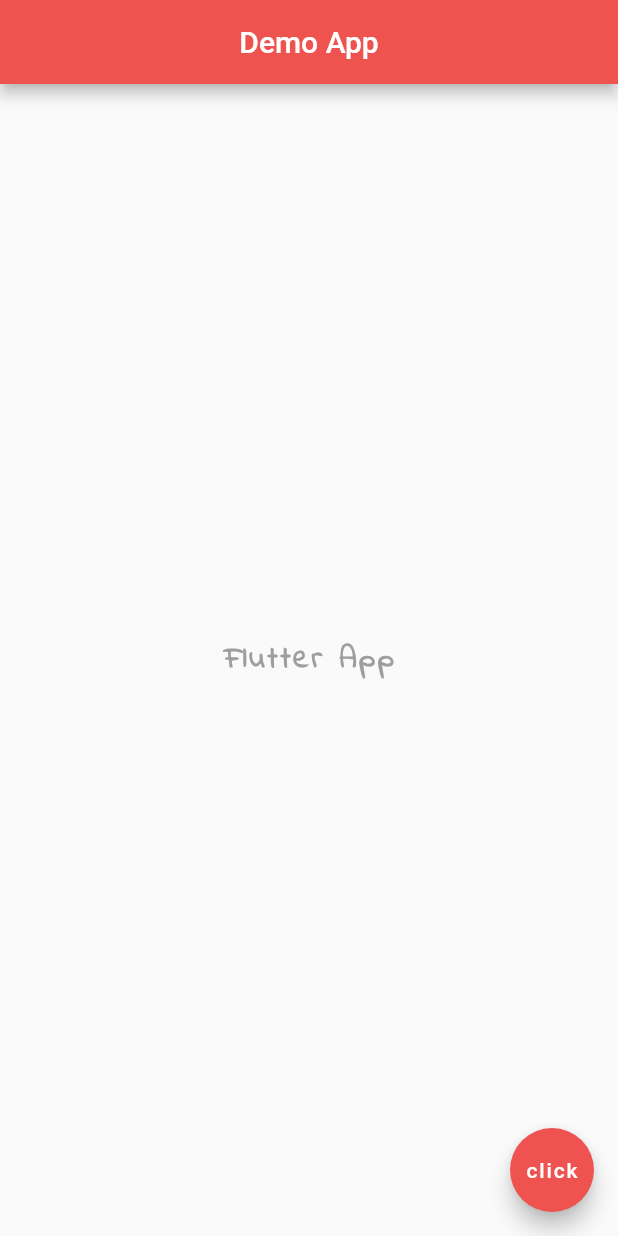
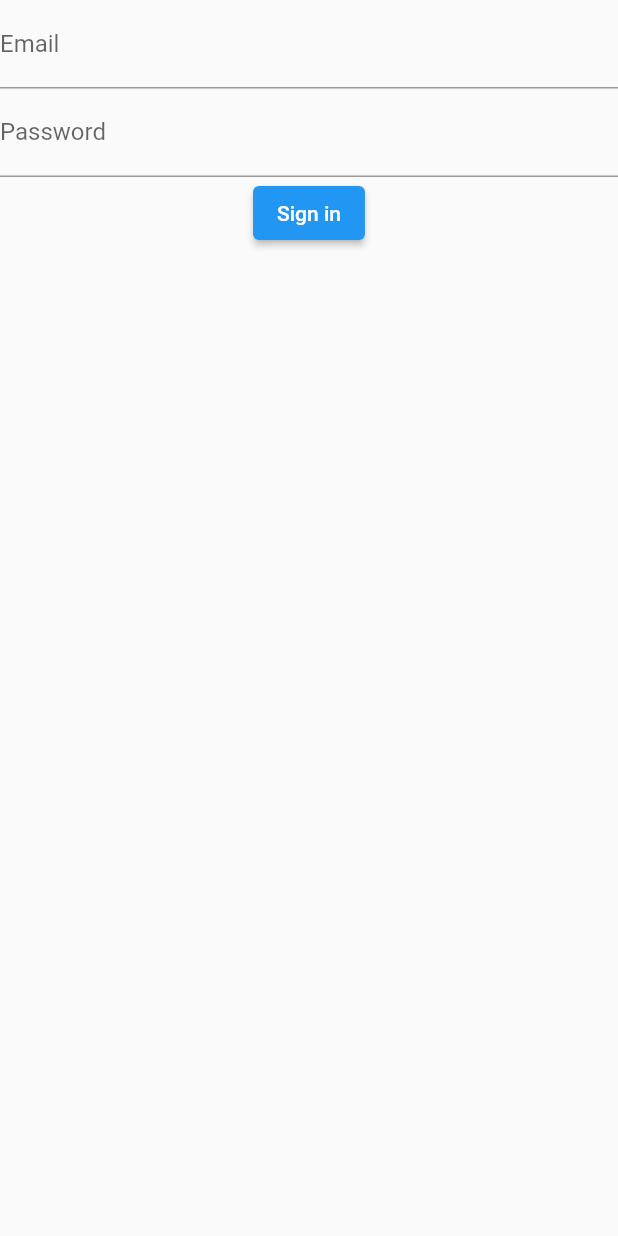
Before and after one commit to PetePrattis/Flutter-Demo-App, a Flutter app: the screen it shows after launch, on a phone screen of 412 x 824 dp. Run offline on Flutter 3.47's test engine with Material 2 defaults, Android fonts, the phone set to English and light mode, and no system bars; our stand-ins replace firebase_auth, firebase_core; accounts and stored records are empty.

Commit message:
implement firebase email / password authentication signin & signout

```diff
--- /dev/null
+++ b/lib/authentication_service.dart
@@ -0,0 +1,32 @@
+import 'package:firebase_auth/firebase_auth.dart';
+
+class AuthenticationService {
+  late final FirebaseAuth _firebaseAuth;
+
+  AuthenticationService(this._firebaseAuth);//constructor
+
+  Stream<User?> get authStateChange => _firebaseAuth.idTokenChanges();
+
+  Future<void> signOut() async {
+    await _firebaseAuth.signOut();
+  }
+
+  Future<String?> signIn({required String email, required String password}) async {
+    try {
+      await _firebaseAuth.signInWithEmailAndPassword(email: email, password: password);
+      return "Signed in";
+    } on FirebaseAuthException catch (e) {
+      return e.message;
+    }
+  }
+
+  Future<String?> signUp({required String email, required String password}) async {
+    try {
+      await _firebaseAuth.createUserWithEmailAndPassword(email: email, password: password);
+      return "Signed up";
+    } on FirebaseAuthException catch (e) {
+      return e.message;
+    }
+  }
+
+}
--- a/lib/main.dart
+++ b/lib/main.dart
@@ -1,37 +1,54 @@
+import 'package:firebase_auth/firebase_auth.dart';
+import 'package:flutter_app/authentication_service.dart';
+import 'package:flutter_app/home_page.dart';
+import 'package:flutter_app/sign_in_page.dart';
+import 'package:firebase_core/firebase_core.dart';
 import 'package:flutter/material.dart';
+import 'package:provider/provider.dart';
 
-void main() => runApp(const MaterialApp(
-  home: Home()
-));
 
-class Home extends StatelessWidget {
-  const Home({Key? key}) : super(key: key);
+Future<void> main() async {
+  WidgetsFlutterBinding.ensureInitialized();
+  await Firebase.initializeApp();
+  runApp(const MyApp());
+}
+
+class MyApp extends StatelessWidget {
+  const MyApp({Key? key}) : super(key: key);
 
   @override
   Widget build(BuildContext context) {
-    return Scaffold(
-      appBar: AppBar(
-        title: const Text('Demo App'),
-        centerTitle: true,
-        backgroundColor: Colors.red[400],
-      ),
-      body: const Center(
-        child: Text(
-          "Flutter App",
-          style: TextStyle(
-              fontSize: 20.0,
-              fontWeight: FontWeight.bold,
-              letterSpacing: 2.0,
-              color: Colors.grey,
-              fontFamily: 'IndieFlowerFamily'
-          ),
+    return MultiProvider(
+      providers: [
+        Provider<AuthenticationService>(
+          create: (_) => AuthenticationService(FirebaseAuth.instance),
         ),
-      ),
-      floatingActionButton: FloatingActionButton(
-        onPressed: () {  },
-        child: const Text('click'),
-        backgroundColor: Colors.red[400],
+        StreamProvider(
+          create: (context) => context.read<AuthenticationService>().authStateChange, initialData: null,
+        )
+      ],
+      child: MaterialApp(
+        title: 'Flutter Demo',
+        theme: ThemeData(
+          primarySwatch: Colors.blue,
+          visualDensity: VisualDensity.adaptivePlatformDensity,
+        ),
+        home: const AuthenticationWrapper(),
       ),
     );
   }
 }
+
+class AuthenticationWrapper extends StatelessWidget {
+  const AuthenticationWrapper({Key? key}) : super(key: key);
+
+  @override
+  Widget build(BuildContext context) {
+    final firebaseUser = context.watch<User?>();
+
+    if (firebaseUser != null) {
+      return const HomePage();
+    }
+    return SignInPage();
+  }
+}
--- /dev/null
+++ b/lib/sign_in_page.dart
@@ -0,0 +1,41 @@
+import 'package:flutter_app/authentication_service.dart';
+import 'package:flutter/material.dart';
+import 'package:provider/provider.dart';
+
+class SignInPage extends StatelessWidget {
+  final TextEditingController emailController = TextEditingController();
+  final TextEditingController passwordController = TextEditingController();
+
+  SignInPage({Key? key}) : super(key: key);
+
+  @override
+  Widget build(BuildContext context) {
+    return Scaffold(
+      body: Column(
+        children: [
+          TextField(
+            controller: emailController,
+            decoration: const InputDecoration(
+              labelText: "Email",
+            ),
+          ),
+          TextField(
+            controller: passwordController,
+            decoration: const InputDecoration(
+              labelText: "Password",
+            ),
+          ),
+          ElevatedButton(
+            onPressed: () {
+              context.read<AuthenticationService>().signIn(
+                email: emailController.text.trim(),
+                password: passwordController.text.trim(),
+              );
+            },
+            child: const Text("Sign in"),
+          )
+        ],
+      ),
+    );
+  }
+}
```
Also changed, not shown: lib/home_page.dart (added, +27 -0 lines), pubspec.yaml (+10 -3 lines), pubspec.lock, 2 other files.
